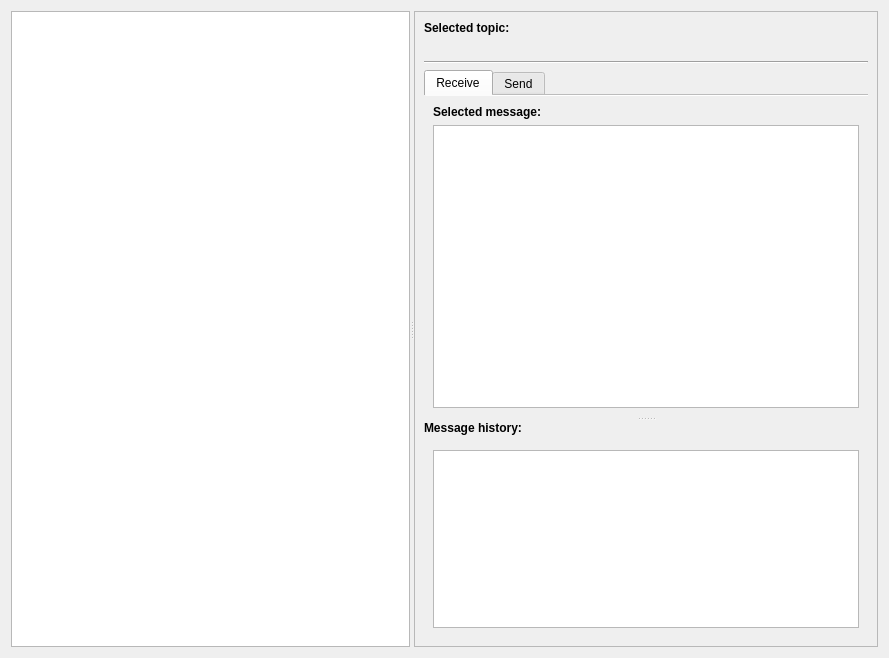
Old version of the form src/explorerpage.ui in the repository HarryMichal/fit-mqtt-explorer.
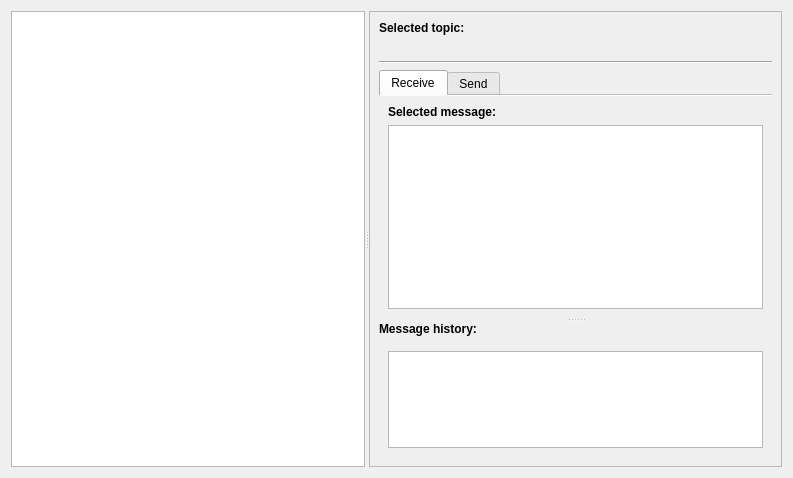
New version of the form. Custom widgets are drawn as their Qt base class.

The edit to the form file:
```diff
--- a/src/explorerpage.ui
+++ b/src/explorerpage.ui
@@ -6,8 +6,8 @@
    <rect>
     <x>0</x>
     <y>0</y>
-    <width>889</width>
-    <height>658</height>
+    <width>793</width>
+    <height>478</height>
    </rect>
   </property>
   <property name="windowTitle">
@@ -42,8 +42,8 @@
         <rect>
          <x>0</x>
          <y>0</y>
-         <width>477</width>
-         <height>638</height>
+         <width>421</width>
+         <height>458</height>
         </rect>
        </property>
        <property name="sizePolicy">
```
